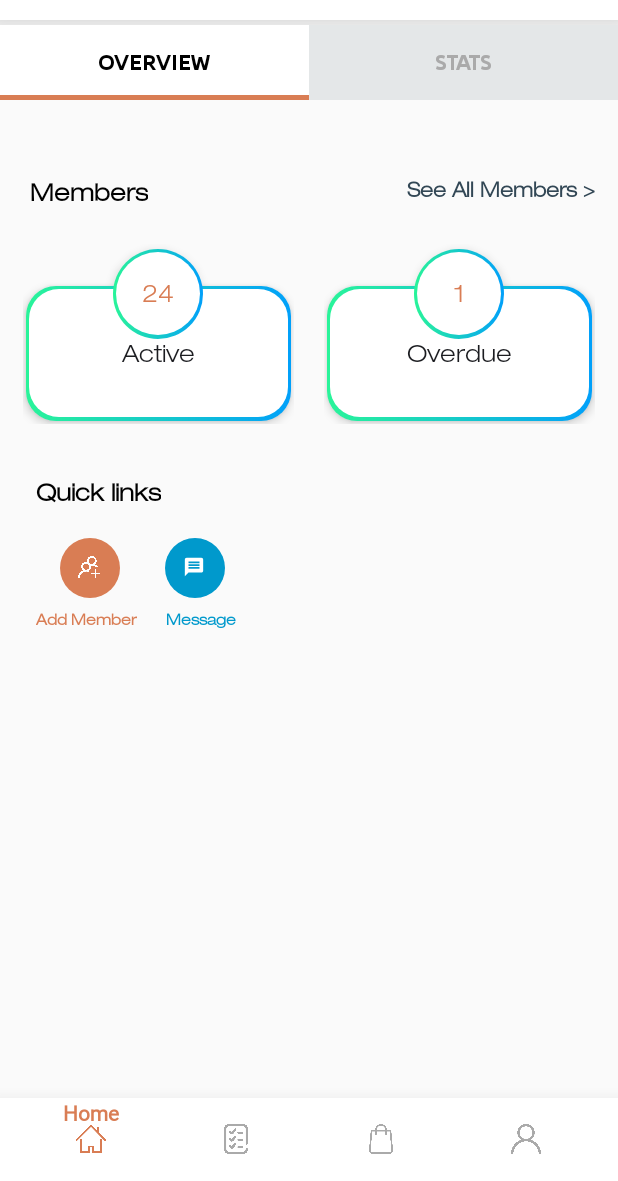
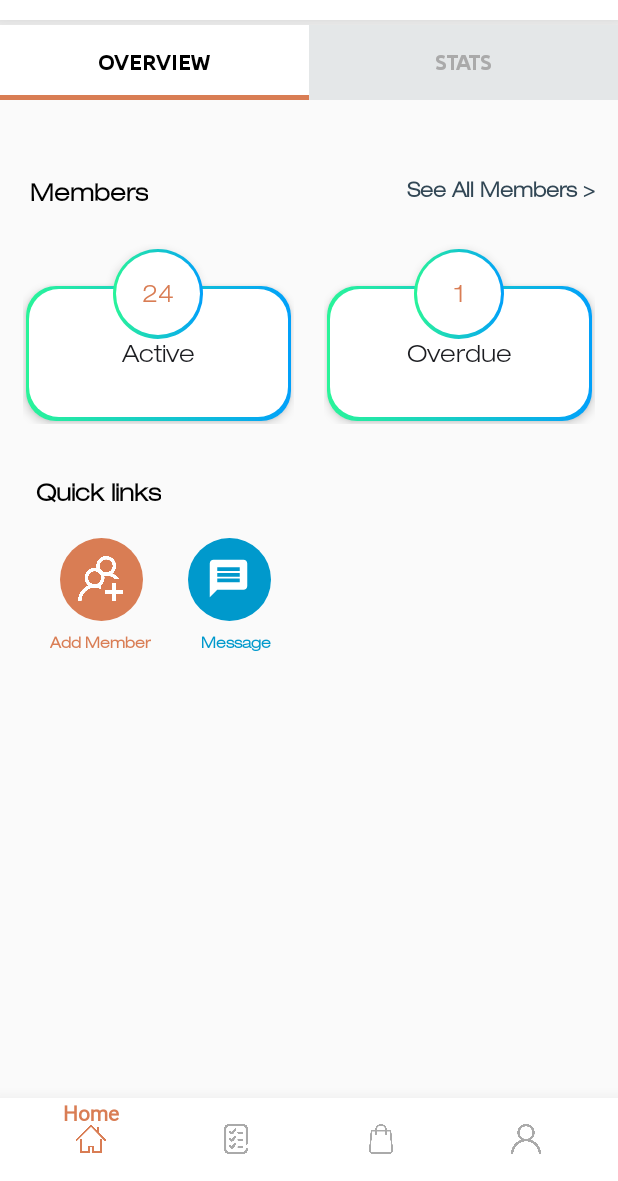
Before and after one commit to Tilak1114/PumpIt, an Android app: the OverViewFragment screen opened directly, with no data from a screen before it, on a phone screen of 412 x 824 dp, the part 55-1236 px from its top. Run offline under Robolectric (Android 15) with nearby library versions, the phone set to English and light mode, and no system bars; our stand-ins replace Firebase (no records; nobody signed in at launch, a user with empty details on screens opened directly).

```diff
--- a/app/src/main/res/layout/home_overview_fragment.xml
+++ b/app/src/main/res/layout/home_overview_fragment.xml
@@ -182,8 +182,8 @@
 
         <RelativeLayout
             android:id="@+id/addmembfab"
-            android:layout_width="40dp"
-            android:layout_height="40dp"
+            android:layout_width="55dp"
+            android:layout_height="55dp"
             android:layout_marginStart="20dp"
             android:background="@drawable/customfab"
             tools:layout_editor_absoluteX="26dp"
@@ -208,8 +208,8 @@
 
         <RelativeLayout
             android:id="@+id/announcerfab"
-            android:layout_width="40dp"
-            android:layout_height="40dp"
+            android:layout_width="55dp"
+            android:layout_height="55dp"
             android:layout_marginStart="30dp"
             android:background="@drawable/customfab"
             android:backgroundTint="@android:color/holo_blue_dark"
@@ -239,7 +239,7 @@
         android:layout_width="wrap_content"
         android:layout_height="wrap_content"
         android:layout_below="@id/qcklnkslayout"
-        android:layout_marginStart="8dp"
+        android:layout_marginStart="18dp"
         android:layout_marginTop="8dp"
         android:layout_marginEnd="8dp"
         android:layout_marginBottom="8dp"
@@ -261,7 +261,7 @@
         android:layout_width="wrap_content"
         android:layout_height="19dp"
         android:layout_below="@id/qcklnkslayout"
-        android:layout_marginStart="0dp"
+        android:layout_marginStart="16dp"
         android:layout_marginTop="8dp"
         android:layout_marginEnd="8dp"
         android:layout_marginBottom="8dp"
```
